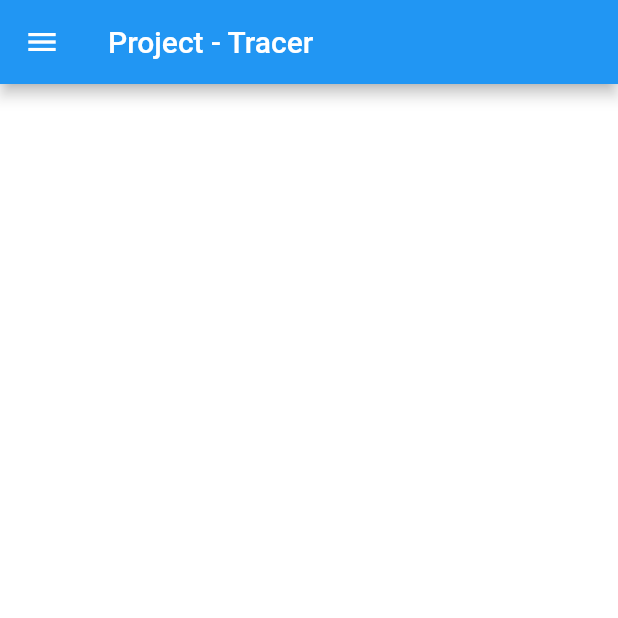
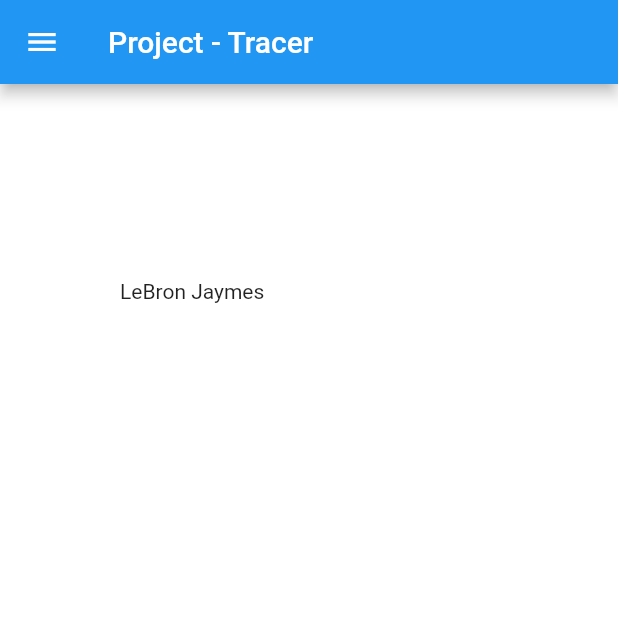
Before and after one commit to KomoGit/BugTracker, a Flutter app: the screen it shows after launch, on a phone screen of 412 x 824 dp, the top half of it. Run offline on Flutter 3.47's test engine with Material 2 defaults, Android fonts, the phone set to English and light mode, and no system bars; our stand-ins replace google_fonts.

Commit message:
Cards that will display some info on dashboard.

```diff
--- a/lib/UI/ui_home.dart
+++ b/lib/UI/ui_home.dart
@@ -1,4 +1,6 @@
+import 'package:bugtracker/UI/ui_cards.dart';
 import 'package:flutter/material.dart';
+import 'package:google_fonts/google_fonts.dart';
 
 class HomePage extends StatelessWidget {
   const HomePage({super.key});
@@ -6,9 +8,36 @@ class HomePage extends StatelessWidget {
   @override
   Widget build(BuildContext context) {
     return Column(children: [
-      Row(
-        children: const [],
-      )
+      const Padding(padding: EdgeInsets.all(15)),
+      Row(children: [
+        const Padding(padding: EdgeInsets.all(15)),
+        Text(
+          "Dashboard",
+          style: GoogleFonts.montserrat(
+              color: Colors.white, fontSize: 24), //change the text color.
+        ),
+      ]),
+      const Padding(padding: EdgeInsets.all(10)),
+      Row(children: const [
+        Padding(
+          padding: EdgeInsets.all(15),
+        ),
+        DashboardCards(
+            40,
+            Center(
+              child: Text("LeBron Jaymes"),
+            )),
+        // Container(
+        //   decoration: (BoxDecoration(
+        //       shape: BoxShape.rectangle,
+        //       color: Colors.white,
+        //       border: Border.all(width: 50, color: Colors.white),
+        //       borderRadius: const BorderRadius.all(Radius.circular(5)))),
+        //   child: const Center(
+        //     child: Text("LeBron James"),
+        //   ),
+        // ),
+      ]),
     ]);
   }
 }
```
